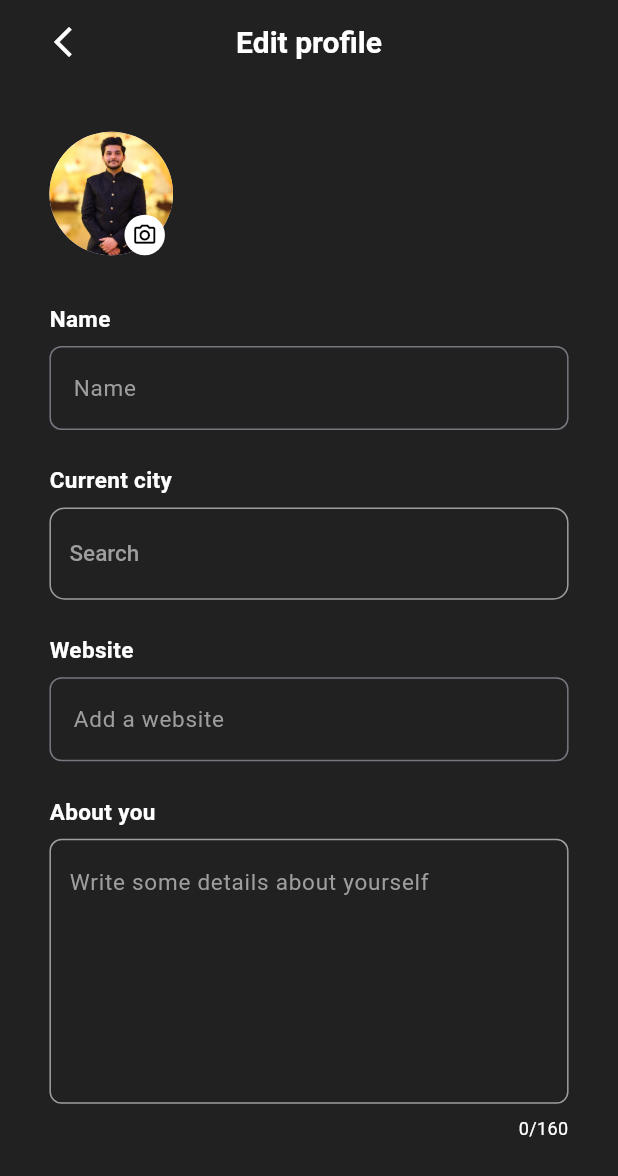
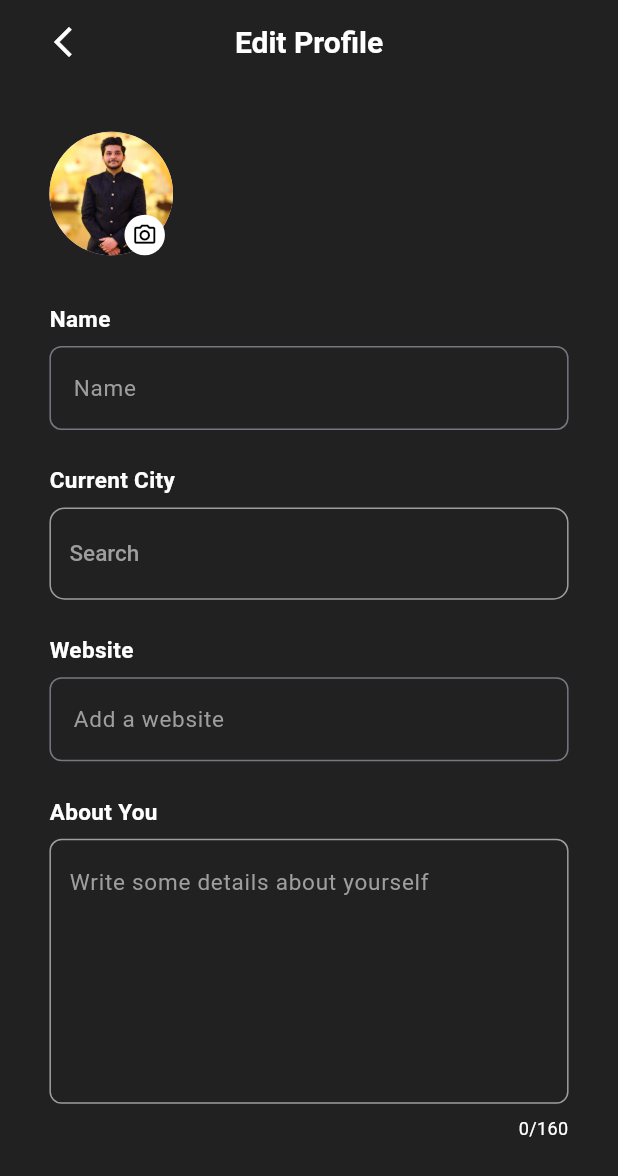
Before and after one commit to Bilal98815/trip_advisor, a Flutter app: the EditProfileView screen opened directly, on a phone screen of 412 x 824 dp. Shown: the top 1176 px of the screen. Run offline on Flutter 3.47's test engine with Material 2 defaults, Android fonts, the phone set to English and light mode, and no system bars; our stand-ins replace bloc, cloud_firestore, easy_localization, equatable, firebase_auth, firebase_core and 9 more; accounts and stored records are empty.

Commit message:
edit profile

```diff
--- a/lib/modules/edit_profile/presentation/view/edit_profile_view.dart
+++ b/lib/modules/edit_profile/presentation/view/edit_profile_view.dart
@@ -29,9 +29,7 @@ class EditProfileView extends StatelessWidget {
             return Padding(
               padding: EdgeInsets.only(left: size.maxWidth * 0.5),
               child: InkWell(
-                onTap: () {
-                  context.pop();
-                },
+                onTap: () => context.pop(),
                 child: const Icon(
                   Icons.arrow_back_ios_new,
                   color: Colors.white,
@@ -40,8 +38,8 @@ class EditProfileView extends StatelessWidget {
             );
           },
         ),
-        title: const CommonText(
-          text: 'Edit profile',
+        title: CommonText(
+          text: LocaleStrings.editProfileTitle,
           color: Colors.white,
           fontsize: 20,
           fontWeight: FontWeight.w600,
@@ -121,9 +119,9 @@ class EditProfileView extends StatelessWidget {
                     Column(
                       crossAxisAlignment: CrossAxisAlignment.start,
                       children: [
-                        const Text(
-                          'Name',
-                          style: TextStyle(
+                        Text(
+                          LocaleStrings.nameLabel,
+                          style: const TextStyle(
                             fontSize: 15,
                             color: Colors.white,
                             fontWeight: FontWeight.bold,
@@ -138,7 +136,8 @@ class EditProfileView extends StatelessWidget {
                               controller: nameController,
                               style: const TextStyle(color: Colors.white),
                               decoration: InputDecoration(
-                                hintText: state.user?.name ?? 'Name',
+                                hintText:
+                                    state.user?.name ?? LocaleStrings.nameHint,
                                 hintStyle: const TextStyle(
                                   color: Colors.grey,
                                   fontSize: 15,
@@ -158,9 +157,9 @@ class EditProfileView extends StatelessWidget {
                         SizedBox(
                           height: size.maxHeight * 0.03,
                         ),
-                        const Text(
-                          'Current city',
-                          style: TextStyle(
+                        Text(
+                          LocaleStrings.cityLabel,
+                          style: const TextStyle(
                             fontSize: 15,
                             color: Colors.white,
                             fontWeight: FontWeight.bold,
@@ -187,7 +186,6 @@ class EditProfileView extends StatelessWidget {
                               return DropdownButton(
                                 icon: const SizedBox.shrink(),
                                 underline: const SizedBox.shrink(),
-                                //value: state.country,
                                 hint: Text(
                                   state.country,
                                   style: const TextStyle(
@@ -223,9 +221,9 @@ class EditProfileView extends StatelessWidget {
                         SizedBox(
                           height: size.maxHeight * 0.03,
                         ),
-                        const Text(
-                          'Website',
-                          style: TextStyle(
+                        Text(
+                          LocaleStrings.websiteLabel,
+                          style: const TextStyle(
                             fontSize: 15,
                             color: Colors.white,
                             fontWeight: FontWeight.bold,
@@ -238,7 +236,7 @@ class EditProfileView extends StatelessWidget {
                           controller: websiteController,
                           style: const TextStyle(color: Colors.white),
                           decoration: InputDecoration(
-                            hintText: 'Add a website',
+                            hintText: LocaleStrings.websiteHint,
                             hintStyle: const TextStyle(
                               color: Colors.grey,
                               fontSize: 15,
@@ -255,9 +253,9 @@ class EditProfileView extends StatelessWidget {
                         SizedBox(
                           height: size.maxHeight * 0.03,
                         ),
-                        const Text(
-                          'About you',
-                          style: TextStyle(
+                        Text(
+                          LocaleStrings.aboutLabel,
+                          style: const TextStyle(
                             fontSize: 15,
                             color: Colors.white,
                             fontWeight: FontWeight.bold,
@@ -287,10 +285,12 @@ class EditProfileView extends StatelessWidget {
                                   .add(UpdateCountEvent(count: val.length));
                             },
                             style: const TextStyle(color: Colors.white),
-                            decoration: const InputDecoration(
-                              hintText: 'Write some details about yourself',
-                              hintStyle:
-                                  TextStyle(color: Colors.grey, fontSize: 15),
+                            decoration: InputDecoration(
+                              hintText: LocaleStrings.aboutHint,
+                              hintStyle: const TextStyle(
+                                color: Colors.grey,
+                                fontSize: 15,
+                              ),
                               border: InputBorder.none,
                             ),
                           ),
@@ -323,11 +323,11 @@ class EditProfileView extends StatelessWidget {
                           Navigator.pop(context);
                         } else if (state.apiState == ApiState.error) {
                           ScaffoldMessenger.of(context).showSnackBar(
-                            const SnackBar(
+                            SnackBar(
                               backgroundColor: Colors.red,
                               content: Text(
-                                'Something went wrong!',
-                                style: TextStyle(color: Colors.white),
+                                LocaleStrings.editProfileError,
+                                style: const TextStyle(color: Colors.white),
                               ),
                             ),
                           );
@@ -357,9 +357,9 @@ class EditProfileView extends StatelessWidget {
                           size: size,
                           child: state.apiState == ApiState.loading
                               ? const Center(child: CircularProgressIndicator())
-                              : const Center(
+                              : Center(
                                   child: CommonText(
-                                    text: 'Save',
+                                    text: LocaleStrings.editProfileSaveButton,
                                     color: Colors.black,
                                     fontsize: 18,
                                     fontWeight: FontWeight.w500,
--- a/lib/modules/edit_profile/presentation/view/view.dart
+++ b/lib/modules/edit_profile/presentation/view/view.dart
@@ -4,6 +4,7 @@ import 'package:flutter/material.dart';
 import 'package:flutter_bloc/flutter_bloc.dart';
 import 'package:go_router/go_router.dart';
 import 'package:image_picker/image_picker.dart';
+import 'package:localization/localization.dart';
 
 import 'package:trip_advisor/common/common.dart';
 
--- a/packages/localization/lib/src/locale_strings.dart
+++ b/packages/localization/lib/src/locale_strings.dart
@@ -28,4 +28,19 @@ class LocaleStrings {
   static String get planTab => 'bottom_bar_tabs.plan'.tr();
   static String get reviewTab => 'bottom_bar_tabs.review'.tr();
   static String get accountTab => 'bottom_bar_tabs.account'.tr();
+
+  //edit profile
+  static String get editProfileTitle => 'edit_profile.title'.tr();
+  static String get editProfileSaveButton => 'edit_profile.save_button'.tr();
+
+  static String get editProfileError => 'edit_profile.error'.tr();
+
+  static String get nameLabel => 'edit_profile.name_textfield_label'.tr();
+  static String get cityLabel => 'edit_profile.city_textfield_label'.tr();
+  static String get websiteLabel => 'edit_profile.website_textfield_label'.tr();
+  static String get aboutLabel => 'edit_profile.about_textfield_label'.tr();
+
+  static String get nameHint => 'edit_profile.name_textfield_hint'.tr();
+  static String get websiteHint => 'edit_profile.website_textfield_hint'.tr();
+  static String get aboutHint => 'edit_profile.about_textfield_hint'.tr();
 }
```
Also changed, not shown: packages/localization/assets/translations/en-GB.json (+16 -0 lines), packages/localization/assets/translations/en-US.json (+16 -0 lines).
